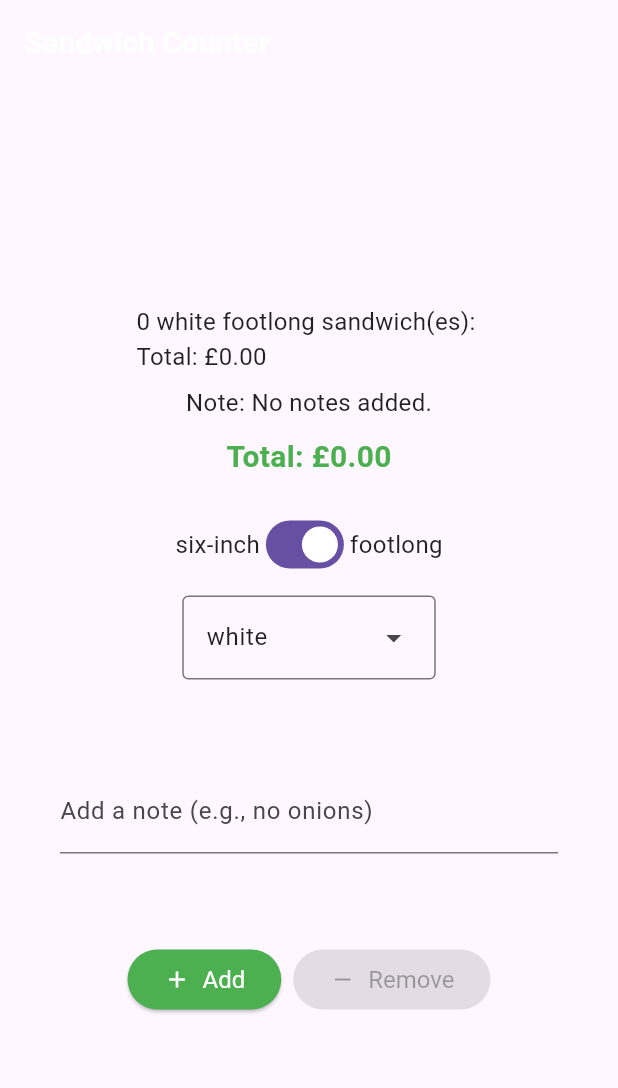
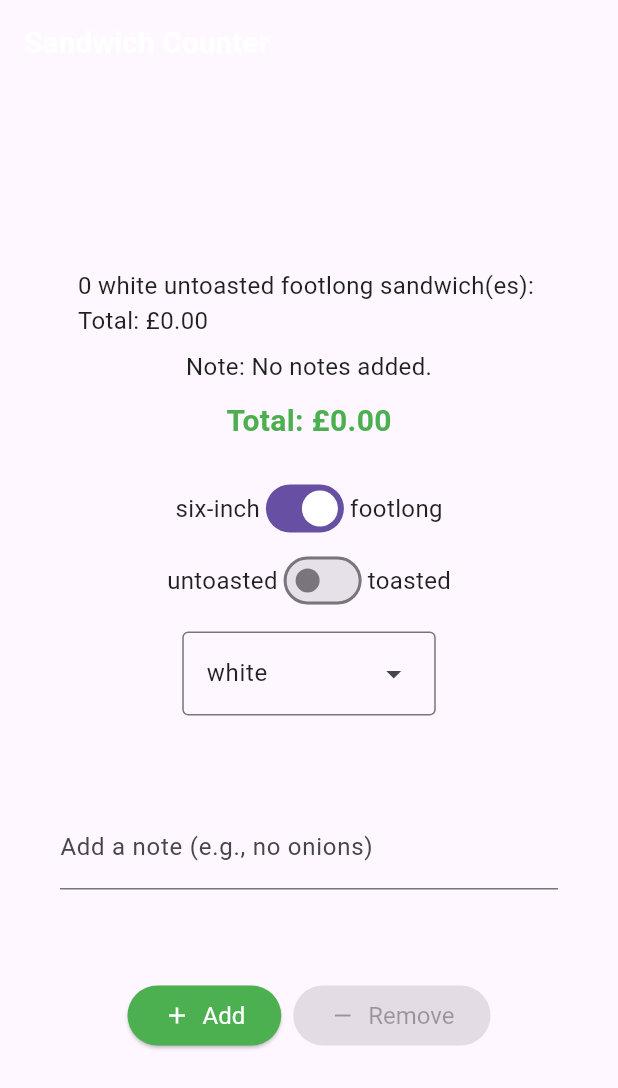
Before and after one commit to AlperO06/sandwich_shop-main, a Flutter app: the screen it shows after launch, on a phone screen of 412 x 824 dp. Shown: the top 1088 px of the screen. Run offline on Flutter 3.47's test engine with Material 3 defaults, Android fonts, the phone set to English and light mode, and no system bars.

Commit message:
Readded toasted

```diff
--- a/lib/main.dart
+++ b/lib/main.dart
@@ -35,6 +35,7 @@ class _OrderScreenState extends State<OrderScreen> {
   int _quantity = 0;
   final TextEditingController _notesController = TextEditingController();
   bool _isFootlong = true;
+  bool _isToasted = false; // <-- Added toasted state
   BreadType _selectedBreadType = BreadType.white;
 
   @override
@@ -127,6 +128,7 @@ class _OrderScreenState extends State<OrderScreen> {
               itemType: sandwichType,
               breadType: _selectedBreadType,
               orderNote: noteForDisplay,
+              isToasted: _isToasted, // <-- Pass toasted state (optional)
             ),
             const SizedBox(height: 10),
             Text(
@@ -139,10 +141,25 @@ class _OrderScreenState extends State<OrderScreen> {
               children: [
                 const Text('six-inch', style: normalText),
                 Switch(
+                  key: const Key('size_switch'),
                   value: _isFootlong,
                   onChanged: _onSandwichTypeChanged,
                 ),
                 const Text('footlong', style: normalText),
+              ],
+            ),
+            Row(
+              mainAxisAlignment: MainAxisAlignment.center,
+              children: [
+                const Text('untoasted', style: normalText),
+                Switch(
+                  key: const Key('toast_switch'),
+                  value: _isToasted,
+                  onChanged: (value) {
+                    setState(() => _isToasted = value);
+                  },
+                ),
+                const Text('toasted', style: normalText),
               ],
             ),
             const SizedBox(height: 10),
@@ -230,6 +247,7 @@ class OrderItemDisplay extends StatelessWidget {
   final String itemType;
   final BreadType breadType;
   final String orderNote;
+  final bool isToasted; // <-- Add toasted parameter
 
   const OrderItemDisplay({
     super.key,
@@ -237,20 +255,20 @@ class OrderItemDisplay extends StatelessWidget {
     required this.itemType,
     required this.breadType,
     required this.orderNote,
+    this.isToasted = false, // <-- Default value
   });
 
   @override
   Widget build(BuildContext context) {
     String sandwiches = quantity > 0 ? List.filled(quantity, '🥪').join() : '';
-
     final pricing = PricingRepository(
       quantity: quantity,
       isFootlong: itemType == 'footlong',
     );
     final total = pricing.calculateTotal();
-
+    String toastedText = isToasted ? 'toasted' : 'untoasted';
     String displayText =
-        '$quantity ${breadType.name} $itemType sandwich(es): $sandwiches\nTotal: £${total.toStringAsFixed(2)}';
+        '$quantity ${breadType.name} $toastedText $itemType sandwich(es): $sandwiches\nTotal: £${total.toStringAsFixed(2)}';
 
     return Column(
       children: [
```
